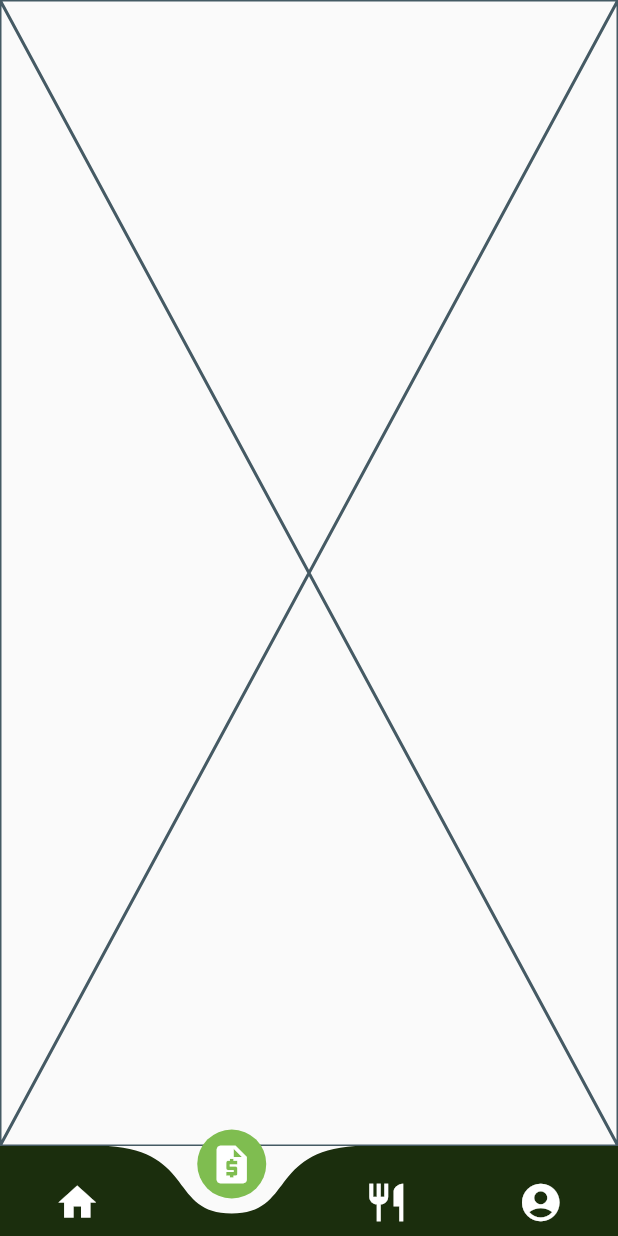
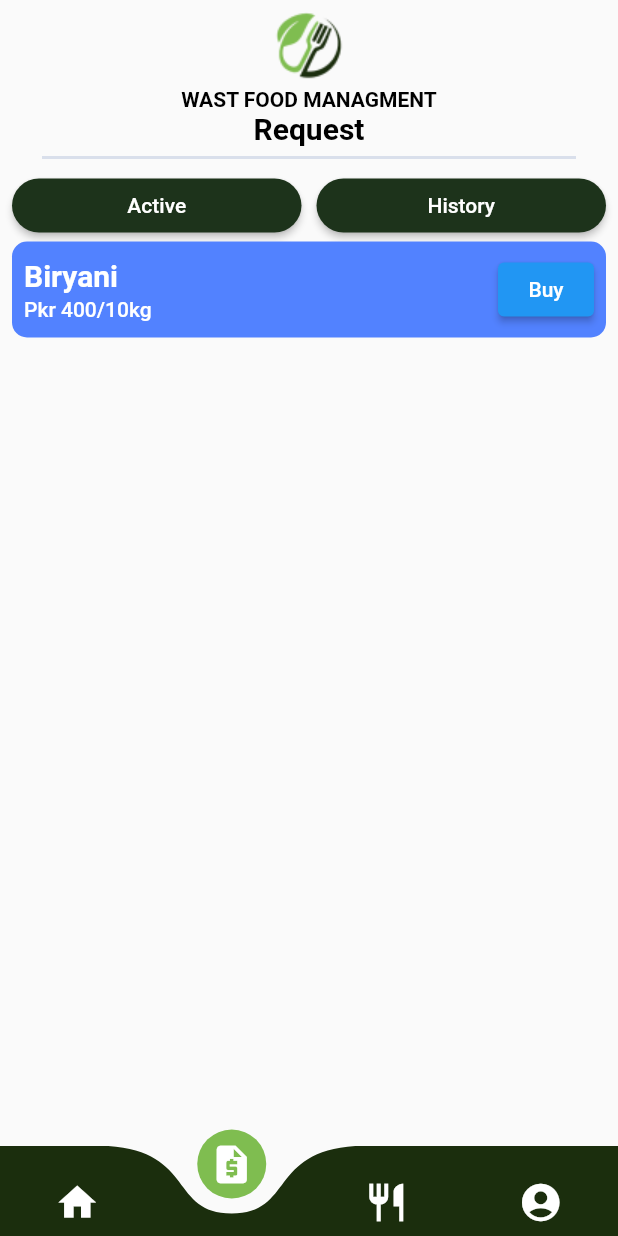
Before and after one commit to abdullahmad23/wfms, a Flutter app: the ClientMain screen opened directly, item 2 of the bottom bar chosen, on a phone screen of 412 x 824 dp. Run offline on Flutter 3.47's test engine with Material 2 defaults, Android fonts, the phone set to English and light mode, and no system bars; drawn by our look-alikes of curved_navigation_bar; our stand-ins replace cloud_firestore, firebase_auth, firebase_core, flutter_easyloading, google_fonts; accounts and stored records are empty.

Commit message:
request page UI

```diff
--- a/lib/Screens/Client/ClientRequest.dart
+++ b/lib/Screens/Client/ClientRequest.dart
@@ -1,4 +1,6 @@
 import 'package:flutter/material.dart';
+
+import '../../Components/AppLogo.dart';
 
 class ClientRequest extends StatefulWidget {
   const ClientRequest({super.key});
@@ -10,6 +12,101 @@ class ClientRequest extends StatefulWidget {
 class _ClientRequestState extends State<ClientRequest> {
   @override
   Widget build(BuildContext context) {
-    return const Placeholder();
+    return SafeArea(
+      child: Padding(
+        padding: EdgeInsets.all(8.0),
+        child: Container(
+          child: Column(
+            children: [
+              AppLogo(),
+              Text(
+                'Request',
+                style: TextStyle(
+                    fontSize: 20.0,
+                    fontWeight: FontWeight.w700,
+                    color: Colors.black),
+              ),
+              Padding(
+                padding: EdgeInsets.symmetric(horizontal: 20),
+                child: Divider(
+                  thickness: 2.0,
+                  color: Color(0xffD9DFEB),
+                ),
+              ),
+
+              Row(
+                children: [
+                  Expanded(
+                    child: ElevatedButton(
+                      onPressed: () {},
+                      child: Text(
+                        'Active',
+                      ),
+                      style: ElevatedButton.styleFrom(
+                        backgroundColor: Color(0xff1D331B),
+                        shape: RoundedRectangleBorder(
+                          borderRadius: BorderRadius.circular(30),
+                        ),
+                      ),
+                    ),
+                  ),
+                  SizedBox(width: 10.0),
+                  Expanded(
+                    child: ElevatedButton(
+                      onPressed: () {},
+                      child: Text('History'),
+                      style: ElevatedButton.styleFrom(
+                        backgroundColor: Color(0xff1D331B),
+                        shape: RoundedRectangleBorder(
+                          borderRadius: BorderRadius.circular(30),
+                        ),
+                      ),
+                    ),
+                  ),
+                ],
+              ),
+
+              Visibility(
+                child:Column(
+                  children: [
+                     Container(
+                       padding: EdgeInsets.all(8.0),
+                       decoration:BoxDecoration(
+                         color: Color(0xff5282FF),
+                         borderRadius: BorderRadius.circular(10),
+
+                       ),
+                       child: Row(
+                         mainAxisAlignment: MainAxisAlignment.spaceBetween,
+                         children:[
+                           Column(
+                             crossAxisAlignment: CrossAxisAlignment.start,
+
+                         children: [
+                           Text('Biryani ',style: TextStyle(fontSize: 20,color:Colors.white,fontWeight:FontWeight.w600)),
+                           SizedBox(height: 3.0),
+                           Text('Pkr 400/10kg',style:TextStyle(fontSize: 14,fontWeight: FontWeight.w500,color:Colors.white)),
+                         ],
+                           ),
+                           ElevatedButton(
+                             onPressed: (){},
+                             child: Text('Buy'),
+                            style: ElevatedButton.styleFrom(
+                             // backgroundColor: Color(0xff5282FF).withOpacity( ),
+                            ),
+                           ),
+                         ],
+                       ),
+                     ),
+                  ],
+                ),
+              ),
+
+
+            ],
+          ),
+        ),
+      ),
+    );
   }
 }
```
